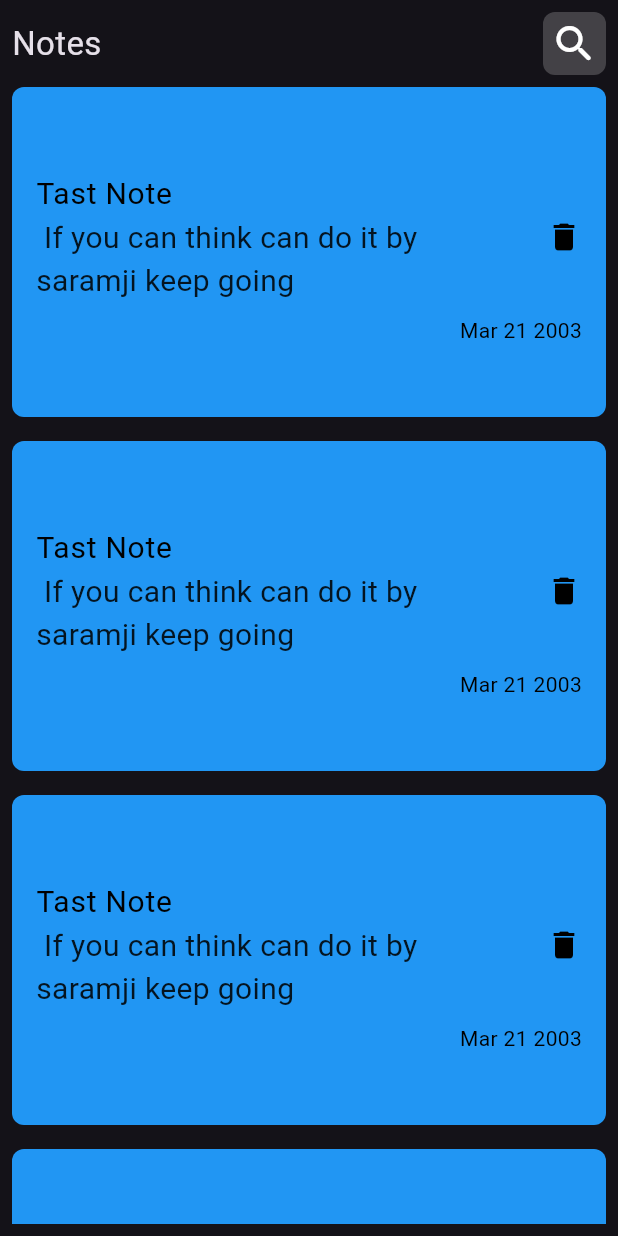
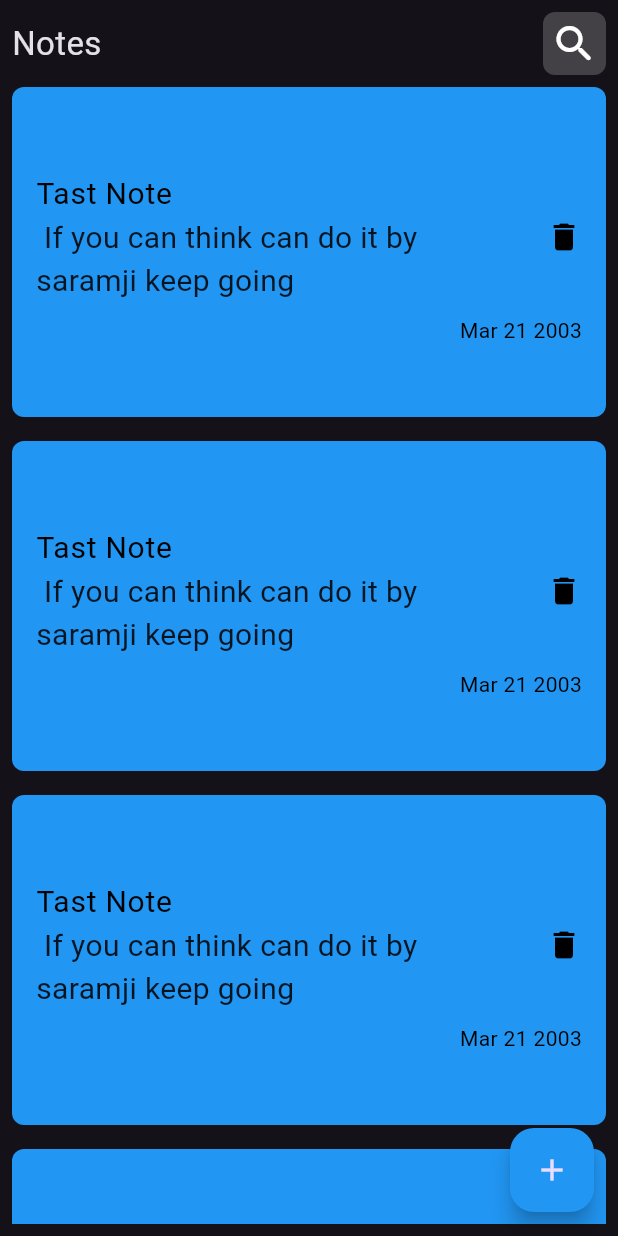
Before and after one commit to elsaramji/notappy, a Flutter app: the screen it shows after launch, on a phone screen of 412 x 824 dp. Run offline on Flutter 3.47's test engine with Material 3 defaults, Android fonts, the phone set to English and light mode, and no system bars.

Commit message:
Add floating button

```diff
--- a/lib/views/notes_view.dart
+++ b/lib/views/notes_view.dart
@@ -9,8 +9,8 @@ class NotesView extends StatelessWidget {
 
   @override
   Widget build(BuildContext context) {
-    return const Scaffold(
-      body: Padding(
+    return Scaffold(
+      body: const Padding(
         padding: EdgeInsets.all(8.0),
         child: Column(
           children: [
@@ -22,6 +22,11 @@ class NotesView extends StatelessWidget {
           ],
         ),
       ),
+      floatingActionButton: FloatingActionButton(
+        backgroundColor: Colors.blue,
+        onPressed: () {},
+        child: const Icon(Icons.add),
+      ),
     );
   }
 }
```
